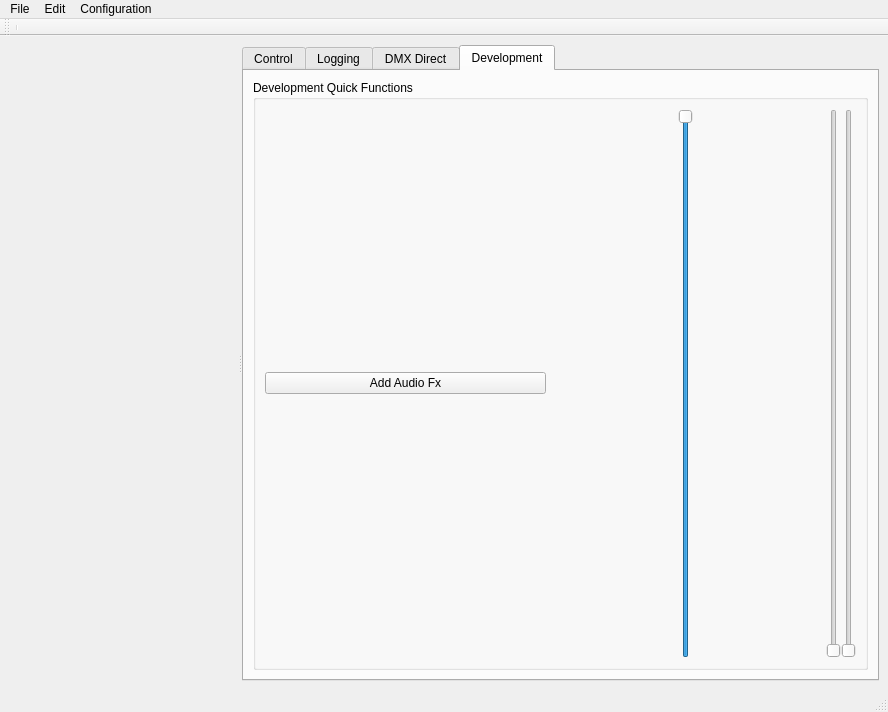
The window that StageRunner/gui/stagerunnermainwin.ui (Pit1966/StageRunner) describes before a commit, drawn with Qt 5.
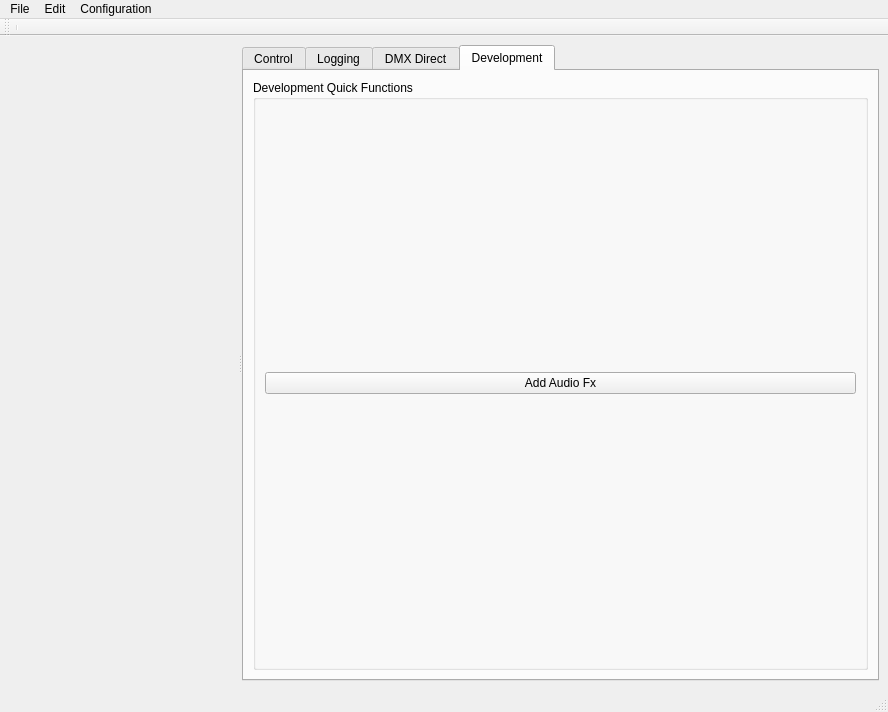
The same window after the commit. The open tabs and pages were chosen to show the change. Icons and pictures are not drawn. Custom widgets are drawn as their Qt base class.

The edit to the form file:
```diff
--- a/StageRunner/gui/stagerunnermainwin.ui
+++ b/StageRunner/gui/stagerunnermainwin.ui
@@ -112,13 +112,6 @@
             <property name="spacing">
              <number>0</number>
             </property>
-            <item row="0" column="2">
-             <widget class="MixerChannel" name="verticalSlider">
-              <property name="orientation">
-               <enum>Qt::Vertical</enum>
-              </property>
-             </widget>
-            </item>
             <item row="0" column="0">
              <widget class="QPushButton" name="addAudioFxButton">
               <property name="sizePolicy">
@@ -132,35 +125,6 @@
               </property>
              </widget>
             </item>
-            <item row="0" column="1">
-             <widget class="MixerChannel" name="testMixer">
-              <property name="sizePolicy">
-               <sizepolicy hsizetype="Expanding" vsizetype="Expanding">
-                <horstretch>0</horstretch>
-                <verstretch>0</verstretch>
-               </sizepolicy>
-              </property>
-              <property name="maximum">
-               <number>255</number>
-              </property>
-              <property name="value">
-               <number>255</number>
-              </property>
-              <property name="sliderPosition">
-               <number>255</number>
-              </property>
-              <property name="orientation">
-               <enum>Qt::Vertical</enum>
-              </property>
-             </widget>
-            </item>
-            <item row="0" column="3">
-             <widget class="MixerChannel" name="verticalSlider_2">
-              <property name="orientation">
-               <enum>Qt::Vertical</enum>
-              </property>
-             </widget>
-            </item>
            </layout>
           </widget>
          </item>
@@ -277,11 +241,6 @@
    <header>gui/sequencecontrolwidget.h</header>
    <container>1</container>
   </customwidget>
-  <customwidget>
-   <class>MixerChannel</class>
-   <extends>QSlider</extends>
-   <header>gui/customwidget/mixerchannel.h</header>
-  </customwidget>
   <customwidget>
    <class>MixerGroup</class>
    <extends>QWidget</extends>
```
Left out of the diff: 2 changed lines with no effect on the pictures.
